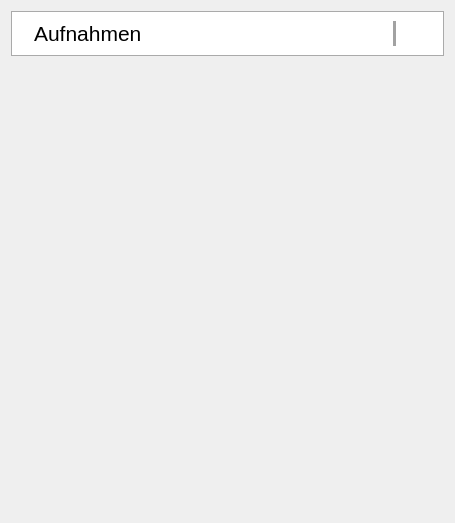
First picture: the form in QtMediaViewer/Interface/MediaViewer.ui, repository ddhb1989/PyQt-Widgets, before the edit.
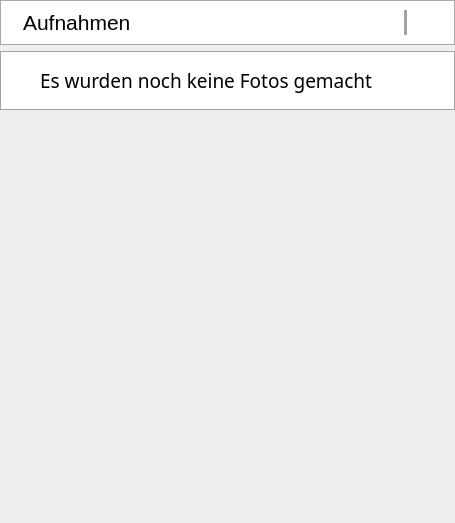
Second picture: the form after the edit. Icons and pictures are not drawn.

Diff of the .ui file:
```diff
--- a/QtMediaViewer/Interface/MediaViewer.ui
+++ b/QtMediaViewer/Interface/MediaViewer.ui
@@ -28,132 +28,23 @@
   <property name="styleSheet">
    <string notr="true"/>
   </property>
-  <layout class="QVBoxLayout" name="verticalLayout">
-   <item>
-    <widget class="QFrame" name="Header">
-     <property name="maximumSize">
-      <size>
-       <width>16777215</width>
-       <height>60</height>
-      </size>
-     </property>
-     <property name="styleSheet">
-      <string notr="true">border: 1px solid #AAA;
-background: #FFF;</string>
-     </property>
-     <property name="frameShape">
-      <enum>QFrame::StyledPanel</enum>
-     </property>
-     <property name="frameShadow">
-      <enum>QFrame::Raised</enum>
-     </property>
-     <layout class="QHBoxLayout" name="horizontalLayout_4">
-      <item>
-       <widget class="QLabel" name="label_5">
-        <property name="styleSheet">
-         <string notr="true">border: 0px;
-background: transparent;</string>
-        </property>
-        <property name="text">
-         <string/>
-        </property>
-        <property name="pixmap">
-         <pixmap>../Images/Header-Media.png</pixmap>
-        </property>
-       </widget>
-      </item>
-      <item>
-       <widget class="QLabel" name="label_Header">
-        <property name="font">
-         <font>
-          <pointsize>16</pointsize>
-         </font>
-        </property>
-        <property name="styleSheet">
-         <string notr="true">border: 0px;
-background: transparent;</string>
-        </property>
-        <property name="text">
-         <string>Aufnahmen</string>
-        </property>
-       </widget>
-      </item>
-      <item>
-       <spacer name="horizontalSpacer_4">
-        <property name="orientation">
-         <enum>Qt::Horizontal</enum>
-        </property>
-        <property name="sizeHint" stdset="0">
-         <size>
-          <width>1076</width>
-          <height>20</height>
-         </size>
-        </property>
-       </spacer>
-      </item>
-      <item>
-       <widget class="QPushButton" name="UI_ZoomIn">
-        <property name="toolTip">
-         <string>Bilder vergrößern</string>
-        </property>
-        <property name="styleSheet">
-         <string notr="true">background : transparent;
-border: 0px;</string>
-        </property>
-        <property name="text">
-         <string/>
-        </property>
-        <property name="icon">
-         <iconset>
-          <normaloff>../Images/Zoom-In.png</normaloff>../Images/Zoom-In.png</iconset>
-        </property>
-        <property name="iconSize">
-         <size>
-          <width>32</width>
-          <height>32</height>
-         </size>
-        </property>
-       </widget>
-      </item>
-      <item>
-       <widget class="Line" name="line">
-        <property name="styleSheet">
-         <string notr="true">background: #A2A2A2;
-border: 1px solid #A2A2A2;</string>
-        </property>
-        <property name="orientation">
-         <enum>Qt::Vertical</enum>
-        </property>
-       </widget>
-      </item>
-      <item>
-       <widget class="QPushButton" name="UI_ZoomOut">
-        <property name="toolTip">
-         <string>Bilder verkleinern</string>
-        </property>
-        <property name="styleSheet">
-         <string notr="true">border: 0px;
-background: transparent;</string>
-        </property>
-        <property name="text">
-         <string/>
-        </property>
-        <property name="icon">
-         <iconset>
-          <normaloff>../Images/Zoom-Out.png</normaloff>../Images/Zoom-Out.png</iconset>
-        </property>
-        <property name="iconSize">
-         <size>
-          <width>32</width>
-          <height>32</height>
-         </size>
-        </property>
-       </widget>
-      </item>
-     </layout>
-    </widget>
-   </item>
-   <item>
+  <layout class="QGridLayout" name="gridLayout_3">
+   <property name="leftMargin">
+    <number>0</number>
+   </property>
+   <property name="topMargin">
+    <number>0</number>
+   </property>
+   <property name="rightMargin">
+    <number>0</number>
+   </property>
+   <property name="bottomMargin">
+    <number>0</number>
+   </property>
+   <property name="horizontalSpacing">
+    <number>0</number>
+   </property>
+   <item row="1" column="0">
     <widget class="QStackedWidget" name="UI_StackedWidget">
      <widget class="QWidget" name="UI_MediaViewer">
       <layout class="QGridLayout" name="gridLayout">
@@ -192,7 +83,7 @@
 </string>
          </property>
          <property name="sizeAdjustPolicy">
-          <enum>QAbstractScrollArea::AdjustIgnored</enum>
+          <enum>QAbstractScrollArea::AdjustToContents</enum>
          </property>
          <property name="widgetResizable">
           <bool>true</bool>
@@ -205,8 +96,8 @@
            <rect>
             <x>0</x>
             <y>0</y>
-            <width>437</width>
-            <height>447</height>
+            <width>455</width>
+            <height>465</height>
            </rect>
           </property>
           <property name="sizePolicy">
@@ -240,6 +131,88 @@
            <property name="bottomMargin">
             <number>0</number>
            </property>
+           <item>
+            <widget class="QFrame" name="UI_FrameNoMedia">
+             <property name="sizePolicy">
+              <sizepolicy hsizetype="Expanding" vsizetype="Fixed">
+               <horstretch>0</horstretch>
+               <verstretch>0</verstretch>
+              </sizepolicy>
+             </property>
+             <property name="styleSheet">
+              <string notr="true">border: 1px solid #A2a2a2;
+background: #FFF;
+padding: 3px;label</string>
+             </property>
+             <property name="frameShape">
+              <enum>QFrame::StyledPanel</enum>
+             </property>
+             <property name="frameShadow">
+              <enum>QFrame::Raised</enum>
+             </property>
+             <layout class="QVBoxLayout" name="verticalLayout_22">
+              <item>
+               <layout class="QHBoxLayout" name="horizontalLayout_18">
+                <item>
+                 <widget class="QLabel" name="label_20">
+                  <property name="styleSheet">
+                   <string notr="true">border:none;</string>
+                  </property>
+                  <property name="text">
+                   <string/>
+                  </property>
+                  <property name="pixmap">
+                   <pixmap>../Images/Warning.png</pixmap>
+                  </property>
+                 </widget>
+                </item>
+                <item>
+                 <widget class="QLabel" name="label_21">
+                  <property name="font">
+                   <font>
+                    <family>voestalpine</family>
+                    <pointsize>14</pointsize>
+                   </font>
+                  </property>
+                  <property name="styleSheet">
+                   <string notr="true">border: 0px;</string>
+                  </property>
+                  <property name="text">
+                   <string>Es wurden noch keine Fotos gemacht</string>
+                  </property>
+                 </widget>
+                </item>
+                <item>
+                 <spacer name="horizontalSpacer_12">
+                  <property name="orientation">
+                   <enum>Qt::Horizontal</enum>
+                  </property>
+                  <property name="sizeHint" stdset="0">
+                   <size>
+                    <width>40</width>
+                    <height>20</height>
+                   </size>
+                  </property>
+                 </spacer>
+                </item>
+               </layout>
+              </item>
+             </layout>
+            </widget>
+           </item>
+           <item>
+            <widget class="QLabel" name="UI_SpacerNoMedia">
+             <property name="sizePolicy">
+              <sizepolicy hsizetype="Preferred" vsizetype="Expanding">
+               <horstretch>0</horstretch>
+               <verstretch>0</verstretch>
+              </sizepolicy>
+             </property>
+             <property name="text">
+              <string/>
+             </property>
+            </widget>
+           </item>
           </layout>
          </widget>
         </widget>
@@ -247,8 +220,92 @@
       </layout>
      </widget>
      <widget class="QWidget" name="UI_Page_Loading">
-      <layout class="QGridLayout" name="gridLayout_2">
-       <item row="0" column="0">
+      <layout class="QVBoxLayout" name="verticalLayout">
+       <property name="spacing">
+        <number>0</number>
+       </property>
+       <property name="leftMargin">
+        <number>0</number>
+       </property>
+       <property name="topMargin">
+        <number>0</number>
+       </property>
+       <property name="rightMargin">
+        <number>0</number>
+       </property>
+       <property name="bottomMargin">
+        <number>0</number>
+       </property>
+       <item>
+        <widget class="QFrame" name="UI_FrameLoading">
+         <property name="sizePolicy">
+          <sizepolicy hsizetype="Preferred" vsizetype="Fixed">
+           <horstretch>0</horstretch>
+           <verstretch>0</verstretch>
+          </sizepolicy>
+         </property>
+         <property name="styleSheet">
+          <string notr="true">border: 1px solid #A2a2a2;
+background: #FFF;
+padding: 3px;label</string>
+         </property>
+         <property name="frameShape">
+          <enum>QFrame::StyledPanel</enum>
+         </property>
+         <property name="frameShadow">
+          <enum>QFrame::Raised</enum>
+         </property>
+         <layout class="QVBoxLayout" name="verticalLayout_23">
+          <item>
+           <layout class="QHBoxLayout" name="horizontalLayout_19">
+            <item>
+             <widget class="QLabel" name="label_22">
+              <property name="styleSheet">
+               <string notr="true">border:none;</string>
+              </property>
+              <property name="text">
+               <string/>
+              </property>
+              <property name="pixmap">
+               <pixmap>../Images/Loading-Small.png</pixmap>
+              </property>
+             </widget>
+            </item>
+            <item>
+             <widget class="QLabel" name="label_23">
+              <property name="font">
+               <font>
+                <family>voestalpine</family>
+                <pointsize>14</pointsize>
+               </font>
+              </property>
+              <property name="styleSheet">
+               <string notr="true">border: 0px;</string>
+              </property>
+              <property name="text">
+               <string>Es wird nach Aufnahmen gesucht...</string>
+              </property>
+             </widget>
+            </item>
+            <item>
+             <spacer name="horizontalSpacer_13">
+              <property name="orientation">
+               <enum>Qt::Horizontal</enum>
+              </property>
+              <property name="sizeHint" stdset="0">
+               <size>
+                <width>40</width>
+                <height>20</height>
+               </size>
+              </property>
+             </spacer>
+            </item>
+           </layout>
+          </item>
+         </layout>
+        </widget>
+       </item>
+       <item>
         <widget class="QLabel" name="UI_ImageLoading">
          <property name="text">
           <string/>
@@ -268,6 +325,130 @@
      </widget>
     </widget>
    </item>
+   <item row="0" column="0">
+    <widget class="QFrame" name="Header">
+     <property name="maximumSize">
+      <size>
+       <width>16777215</width>
+       <height>60</height>
+      </size>
+     </property>
+     <property name="styleSheet">
+      <string notr="true">border: 1px solid #AAA;
+background: #FFF;</string>
+     </property>
+     <property name="frameShape">
+      <enum>QFrame::StyledPanel</enum>
+     </property>
+     <property name="frameShadow">
+      <enum>QFrame::Raised</enum>
+     </property>
+     <layout class="QHBoxLayout" name="horizontalLayout_4">
+      <item>
+       <widget class="QLabel" name="label_5">
+        <property name="styleSheet">
+         <string notr="true">border: 0px;
+background: transparent;</string>
+        </property>
+        <property name="text">
+         <string/>
+        </property>
+        <property name="pixmap">
+         <pixmap>../Images/Header-Media.png</pixmap>
+        </property>
+       </widget>
+      </item>
+      <item>
+       <widget class="QLabel" name="label_Header">
+        <property name="font">
+         <font>
+          <pointsize>16</pointsize>
+         </font>
+        </property>
+        <property name="styleSheet">
+         <string notr="true">border: 0px;
+background: transparent;</string>
+        </property>
+        <property name="text">
+         <string>Aufnahmen</string>
+        </property>
+       </widget>
+      </item>
+      <item>
+       <spacer name="horizontalSpacer_4">
+        <property name="orientation">
+         <enum>Qt::Horizontal</enum>
+        </property>
+        <property name="sizeHint" stdset="0">
+         <size>
+          <width>1076</width>
+          <height>20</height>
+         </size>
+        </property>
+       </spacer>
+      </item>
+      <item>
+       <widget class="QPushButton" name="UI_ZoomIn">
+        <property name="toolTip">
+         <string>Bilder vergrößern</string>
+        </property>
+        <property name="styleSheet">
+         <string notr="true">background : transparent;
+border: 0px;</string>
+        </property>
+        <property name="text">
+         <string/>
+        </property>
+        <property name="icon">
+         <iconset>
+          <normaloff>../Images/Zoom-In.png</normaloff>../Images/Zoom-In.png</iconset>
+        </property>
+        <property name="iconSize">
+         <size>
+          <width>32</width>
+          <height>32</height>
+         </size>
+        </property>
+       </widget>
+      </item>
+      <item>
+       <widget class="Line" name="line">
+        <property name="styleSheet">
+         <string notr="true">background: #A2A2A2;
+border: 1px solid #A2A2A2;</string>
+        </property>
+        <property name="orientation">
+         <enum>Qt::Vertical</enum>
+        </property>
+       </widget>
+      </item>
+      <item>
+       <widget class="QPushButton" name="UI_ZoomOut">
+        <property name="toolTip">
+         <string>Bilder verkleinern</string>
+        </property>
+        <property name="styleSheet">
+         <string notr="true">border: 0px;
+background: transparent;</string>
+        </property>
+        <property name="text">
+         <string/>
+        </property>
+        <property name="icon">
+         <iconset>
+          <normaloff>../Images/Zoom-Out.png</normaloff>../Images/Zoom-Out.png</iconset>
+        </property>
+        <property name="iconSize">
+         <size>
+          <width>32</width>
+          <height>32</height>
+         </size>
+        </property>
+       </widget>
+      </item>
+     </layout>
+    </widget>
+   </item>
   </layout>
  </widget>
  <resources/>
```
